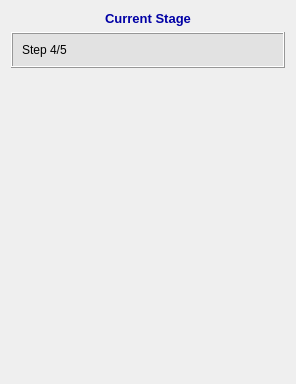
Qt form codes/Controller/InteractorStyles/QInteractorStyleRuler.ui (wuzhuobin/Vessel_Project) before a commit.
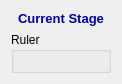
The same form after that commit.

The edit to the form file:
```diff
--- a/codes/Controller/InteractorStyles/QInteractorStyleRuler.ui
+++ b/codes/Controller/InteractorStyles/QInteractorStyleRuler.ui
@@ -6,8 +6,8 @@
    <rect>
     <x>0</x>
     <y>0</y>
-    <width>296</width>
-    <height>384</height>
+    <width>122</width>
+    <height>77</height>
    </rect>
   </property>
   <property name="windowTitle">
@@ -32,59 +32,23 @@
     </widget>
    </item>
    <item>
-    <widget class="QFrame" name="frame_7">
+    <widget class="QGroupBox" name="groupBox_5">
+     <property name="sizePolicy">
+      <sizepolicy hsizetype="Preferred" vsizetype="Expanding">
+       <horstretch>0</horstretch>
+       <verstretch>0</verstretch>
+      </sizepolicy>
+     </property>
      <property name="minimumSize">
       <size>
        <width>0</width>
        <height>0</height>
       </size>
      </property>
-     <property name="font">
-      <font>
-       <family>Arial</family>
-       <pointsize>10</pointsize>
-      </font>
+     <property name="title">
+      <string>Ruler</string>
      </property>
-     <property name="styleSheet">
-      <string notr="true">background-color: rgb(226, 226, 226)</string>
-     </property>
-     <property name="frameShape">
-      <enum>QFrame::Box</enum>
-     </property>
-     <property name="frameShadow">
-      <enum>QFrame::Raised</enum>
-     </property>
-     <property name="lineWidth">
-      <number>1</number>
-     </property>
-     <layout class="QVBoxLayout" name="verticalLayout_16">
-      <property name="spacing">
-       <number>7</number>
-      </property>
-      <item>
-       <layout class="QVBoxLayout" name="verticalLayout_17">
-        <property name="spacing">
-         <number>7</number>
-        </property>
-        <item>
-         <layout class="QHBoxLayout" name="horizontalLayout_13">
-          <item>
-           <widget class="QLabel" name="label_28">
-            <property name="font">
-             <font>
-              <family>Arial</family>
-             </font>
-            </property>
-            <property name="text">
-             <string>Step 4/5</string>
-            </property>
-           </widget>
-          </item>
-         </layout>
-        </item>
-       </layout>
-      </item>
-     </layout>
+     <layout class="QVBoxLayout" name="verticalLayout_22"/>
     </widget>
    </item>
    <item>
```
